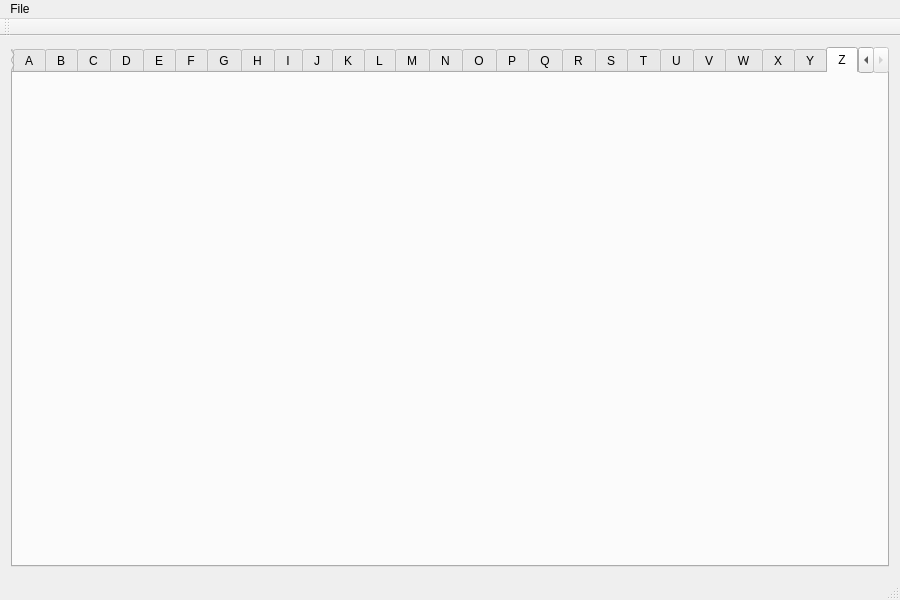
Before: the Qt Designer form src/mainwindow.ui in rjxrafa/editors-dream, drawn with Qt 5.
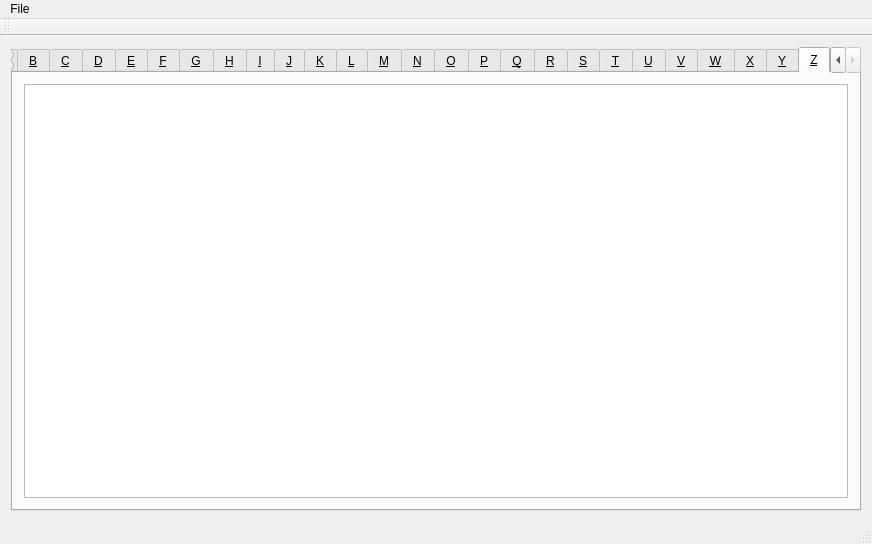
After: the same form once the commit is applied. The open tabs and pages were chosen to show the change.

```diff
--- a/src/mainwindow.ui
+++ b/src/mainwindow.ui
@@ -6,8 +6,8 @@
    <rect>
     <x>0</x>
     <y>0</y>
-    <width>900</width>
-    <height>600</height>
+    <width>872</width>
+    <height>544</height>
    </rect>
   </property>
   <property name="windowTitle">
@@ -35,7 +35,7 @@
       </widget>
       <widget class="QWidget" name="tab_2">
        <attribute name="title">
-        <string>A</string>
+        <string>&amp;A</string>
        </attribute>
        <layout class="QVBoxLayout" name="verticalLayout_2">
         <item>
@@ -54,7 +54,7 @@
       </widget>
       <widget class="QWidget" name="tab_3">
        <attribute name="title">
-        <string>B</string>
+        <string>&amp;B</string>
        </attribute>
        <layout class="QVBoxLayout" name="verticalLayout_3">
         <item>
@@ -64,7 +64,7 @@
       </widget>
       <widget class="QWidget" name="tab_4">
        <attribute name="title">
-        <string>C</string>
+        <string>&amp;C</string>
        </attribute>
        <layout class="QVBoxLayout" name="verticalLayout_4">
         <item>
@@ -74,7 +74,7 @@
       </widget>
       <widget class="QWidget" name="tab_5">
        <attribute name="title">
-        <string>D</string>
+        <string>&amp;D</string>
        </attribute>
        <layout class="QVBoxLayout" name="verticalLayout_5">
         <item>
@@ -84,7 +84,7 @@
       </widget>
       <widget class="QWidget" name="tab_6">
        <attribute name="title">
-        <string>E</string>
+        <string>&amp;E</string>
        </attribute>
        <layout class="QVBoxLayout" name="verticalLayout_6">
         <item>
@@ -94,7 +94,7 @@
       </widget>
       <widget class="QWidget" name="tab_7">
        <attribute name="title">
-        <string>F</string>
+        <string>&amp;F</string>
        </attribute>
        <layout class="QVBoxLayout" name="verticalLayout_7">
         <item>
@@ -104,103 +104,108 @@
       </widget>
       <widget class="QWidget" name="tab_8">
        <attribute name="title">
-        <string>G</string>
+        <string>&amp;G</string>
        </attribute>
       </widget>
       <widget class="QWidget" name="tab_9">
        <attribute name="title">
-        <string>H</string>
+        <string>&amp;H</string>
        </attribute>
       </widget>
       <widget class="QWidget" name="tab_10">
        <attribute name="title">
-        <string>I</string>
+        <string>&amp;I</string>
        </attribute>
       </widget>
       <widget class="QWidget" name="tab_11">
        <attribute name="title">
-        <string>J</string>
+        <string>&amp;J</string>
        </attribute>
       </widget>
       <widget class="QWidget" name="tab_12">
        <attribute name="title">
-        <string>K</string>
+        <string>&amp;K</string>
        </attribute>
       </widget>
       <widget class="QWidget" name="tab_13">
        <attribute name="title">
-        <string>L</string>
+        <string>&amp;L</string>
        </attribute>
       </widget>
       <widget class="QWidget" name="tab_14">
        <attribute name="title">
-        <string>M</string>
+        <string>&amp;M</string>
        </attribute>
       </widget>
       <widget class="QWidget" name="tab_15">
        <attribute name="title">
-        <string>N</string>
+        <string>&amp;N</string>
        </attribute>
       </widget>
       <widget class="QWidget" name="tab_16">
        <attribute name="title">
-        <string>O</string>
+        <string>&amp;O</string>
        </attribute>
       </widget>
       <widget class="QWidget" name="tab_17">
        <attribute name="title">
-        <string>P</string>
+        <string>&amp;P</string>
        </attribute>
       </widget>
       <widget class="QWidget" name="tab_18">
        <attribute name="title">
-        <string>Q</string>
+        <string>&amp;Q</string>
        </attribute>
       </widget>
       <widget class="QWidget" name="tab_19">
        <attribute name="title">
-        <string>R</string>
+        <string>&amp;R</string>
        </attribute>
       </widget>
       <widget class="QWidget" name="tab_20">
        <attribute name="title">
-        <string>S</string>
+        <string>&amp;S</string>
        </attribute>
       </widget>
       <widget class="QWidget" name="tab_21">
        <attribute name="title">
-        <string>T</string>
+        <string>&amp;T</string>
        </attribute>
       </widget>
       <widget class="QWidget" name="tab_22">
        <attribute name="title">
-        <string>U</string>
+        <string>&amp;U</string>
        </attribute>
       </widget>
       <widget class="QWidget" name="tab_23">
        <attribute name="title">
-        <string>V</string>
+        <string>&amp;V</string>
        </attribute>
       </widget>
       <widget class="QWidget" name="tab_24">
        <attribute name="title">
-        <string>W</string>
+        <string>&amp;W</string>
        </attribute>
       </widget>
       <widget class="QWidget" name="tab_25">
        <attribute name="title">
-        <string>X</string>
+        <string>&amp;X</string>
        </attribute>
       </widget>
       <widget class="QWidget" name="tab_26">
        <attribute name="title">
-        <string>Y</string>
+        <string>&amp;Y</string>
        </attribute>
       </widget>
       <widget class="QWidget" name="tab_27">
        <attribute name="title">
-        <string>Z</string>
+        <string>&amp;Z</string>
        </attribute>
+       <layout class="QVBoxLayout" name="verticalLayout_27">
+        <item>
+         <widget class="QTextBrowser" name="tabZ"/>
+        </item>
+       </layout>
       </widget>
      </widget>
     </item>
@@ -211,7 +216,7 @@
     <rect>
      <x>0</x>
      <y>0</y>
-     <width>900</width>
+     <width>872</width>
      <height>20</height>
     </rect>
    </property>
```
Left out of the diff: 131 changed lines with no effect on the pictures.
